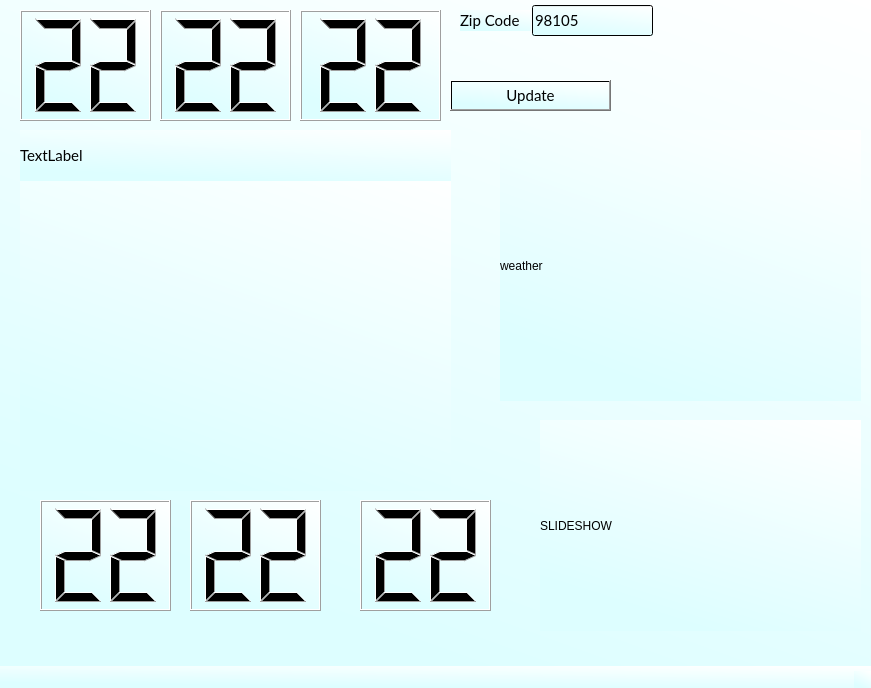
First picture: the form in MultiFunctionalDashboard/mainwindow.ui, repository Nathan-lee-8/LabFour, before the edit.
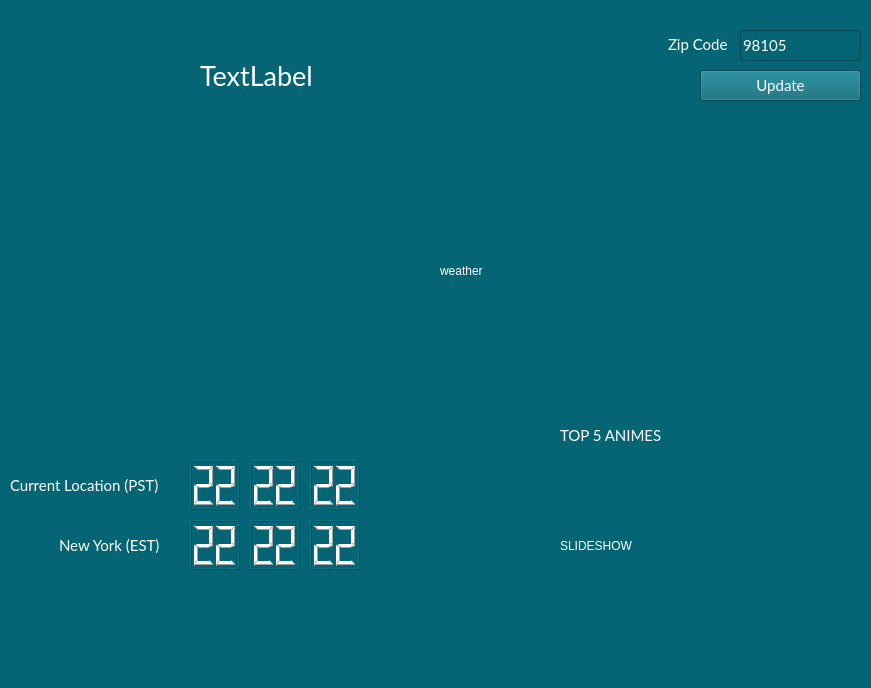
Second picture: the form after the edit.

Commit message: new design + implementations

```diff
--- a/MultiFunctionalDashboard/mainwindow.ui
+++ b/MultiFunctionalDashboard/mainwindow.ui
@@ -14,16 +14,17 @@
    <string>MainWindow</string>
   </property>
   <property name="styleSheet">
-   <string notr="true">background-color: qlineargradient(spread:pad, x1:0.522472, y1:1, x2:1, y2:0, stop:0 rgba(221, 254, 255, 255), stop:1 rgba(255, 255, 255, 255));</string>
+   <string notr="true">background-color: rgb(6, 101, 116);
+color: rgb(255, 255, 255);</string>
   </property>
   <widget class="QWidget" name="centralwidget">
    <widget class="QLCDNumber" name="hourValue">
     <property name="geometry">
      <rect>
-      <x>20</x>
-      <y>10</y>
-      <width>131</width>
-      <height>111</height>
+      <x>190</x>
+      <y>460</y>
+      <width>50</width>
+      <height>50</height>
      </rect>
     </property>
     <property name="font">
@@ -45,10 +46,10 @@
    <widget class="QLCDNumber" name="secondValue">
     <property name="geometry">
      <rect>
-      <x>300</x>
-      <y>10</y>
-      <width>141</width>
-      <height>111</height>
+      <x>310</x>
+      <y>460</y>
+      <width>50</width>
+      <height>50</height>
      </rect>
     </property>
     <property name="font">
@@ -70,10 +71,10 @@
    <widget class="QLCDNumber" name="minuteValue">
     <property name="geometry">
      <rect>
-      <x>160</x>
-      <y>10</y>
-      <width>131</width>
-      <height>111</height>
+      <x>250</x>
+      <y>460</y>
+      <width>50</width>
+      <height>50</height>
      </rect>
     </property>
     <property name="font">
@@ -95,8 +96,8 @@
    <widget class="QPushButton" name="updateWeatherLocation">
     <property name="geometry">
      <rect>
-      <x>450</x>
-      <y>80</y>
+      <x>700</x>
+      <y>70</y>
       <width>161</width>
       <height>31</height>
      </rect>
@@ -114,10 +115,10 @@
    <widget class="QLabel" name="imageLabel">
     <property name="geometry">
      <rect>
-      <x>20</x>
-      <y>170</y>
-      <width>431</width>
-      <height>321</height>
+      <x>10</x>
+      <y>130</y>
+      <width>401</width>
+      <height>281</height>
      </rect>
     </property>
     <property name="font">
@@ -133,8 +134,8 @@
    <widget class="QLineEdit" name="zipCodeEdit">
     <property name="geometry">
      <rect>
-      <x>532</x>
-      <y>5</y>
+      <x>740</x>
+      <y>30</y>
       <width>121</width>
       <height>31</height>
      </rect>
@@ -152,16 +153,16 @@
    <widget class="QLabel" name="weatherLabel">
     <property name="geometry">
      <rect>
-      <x>20</x>
-      <y>130</y>
-      <width>431</width>
-      <height>51</height>
+      <x>200</x>
+      <y>40</y>
+      <width>451</width>
+      <height>71</height>
      </rect>
     </property>
     <property name="font">
      <font>
       <family>Lato</family>
-      <pointsize>11</pointsize>
+      <pointsize>20</pointsize>
      </font>
     </property>
     <property name="text">
@@ -171,8 +172,8 @@
    <widget class="QLabel" name="zipcode_label">
     <property name="geometry">
      <rect>
-      <x>460</x>
-      <y>10</y>
+      <x>668</x>
+      <y>34</y>
       <width>71</width>
       <height>21</height>
      </rect>
@@ -190,10 +191,10 @@
    <widget class="QLabel" name="slideshow_images">
     <property name="geometry">
      <rect>
-      <x>540</x>
-      <y>420</y>
-      <width>321</width>
-      <height>211</height>
+      <x>560</x>
+      <y>450</y>
+      <width>291</width>
+      <height>191</height>
      </rect>
     </property>
     <property name="text">
@@ -203,10 +204,10 @@
    <widget class="QLCDNumber" name="worldHourValue">
     <property name="geometry">
      <rect>
-      <x>40</x>
-      <y>500</y>
-      <width>131</width>
-      <height>111</height>
+      <x>190</x>
+      <y>520</y>
+      <width>50</width>
+      <height>50</height>
      </rect>
     </property>
     <property name="font">
@@ -228,10 +229,10 @@
    <widget class="QLCDNumber" name="worldMinuteValue">
     <property name="geometry">
      <rect>
-      <x>190</x>
-      <y>500</y>
-      <width>131</width>
-      <height>111</height>
+      <x>250</x>
+      <y>520</y>
+      <width>50</width>
+      <height>50</height>
      </rect>
     </property>
     <property name="font">
@@ -253,10 +254,10 @@
    <widget class="QLCDNumber" name="worldSecondValue">
     <property name="geometry">
      <rect>
-      <x>360</x>
-      <y>500</y>
-      <width>131</width>
-      <height>111</height>
+      <x>310</x>
+      <y>520</y>
+      <width>50</width>
+      <height>50</height>
      </rect>
     </property>
     <property name="font">
@@ -278,16 +279,73 @@
    <widget class="QLabel" name="weatherImages">
     <property name="geometry">
      <rect>
-      <x>500</x>
+      <x>440</x>
       <y>130</y>
-      <width>361</width>
-      <height>271</height>
+      <width>401</width>
+      <height>281</height>
      </rect>
     </property>
     <property name="text">
      <string>weather</string>
     </property>
    </widget>
+   <widget class="QLabel" name="label">
+    <property name="geometry">
+     <rect>
+      <x>59</x>
+      <y>530</y>
+      <width>121</width>
+      <height>31</height>
+     </rect>
+    </property>
+    <property name="font">
+     <font>
+      <family>Lato</family>
+      <pointsize>11</pointsize>
+     </font>
+    </property>
+    <property name="text">
+     <string>New York (EST)</string>
+    </property>
+   </widget>
+   <widget class="QLabel" name="label_2">
+    <property name="geometry">
+     <rect>
+      <x>10</x>
+      <y>470</y>
+      <width>161</width>
+      <height>31</height>
+     </rect>
+    </property>
+    <property name="font">
+     <font>
+      <family>Lato</family>
+      <pointsize>11</pointsize>
+     </font>
+    </property>
+    <property name="text">
+     <string>Current Location (PST)</string>
+    </property>
+   </widget>
+   <widget class="QLabel" name="label_3">
+    <property name="geometry">
+     <rect>
+      <x>560</x>
+      <y>420</y>
+      <width>161</width>
+      <height>31</height>
+     </rect>
+    </property>
+    <property name="font">
+     <font>
+      <family>Lato</family>
+      <pointsize>11</pointsize>
+     </font>
+    </property>
+    <property name="text">
+     <string>TOP 5 ANIMES</string>
+    </property>
+   </widget>
   </widget>
   <widget class="QMenuBar" name="menubar">
    <property name="geometry">
```
Left out of the diff: 2 changed lines with no effect on the pictures. The commit also changes 1 other file.
